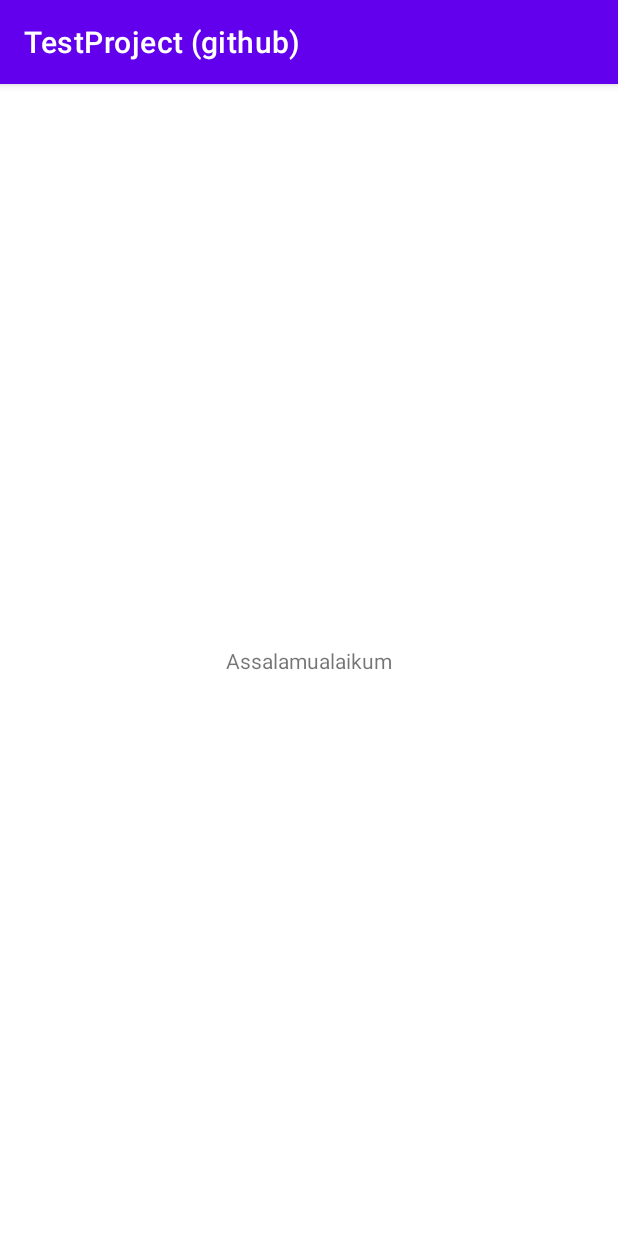
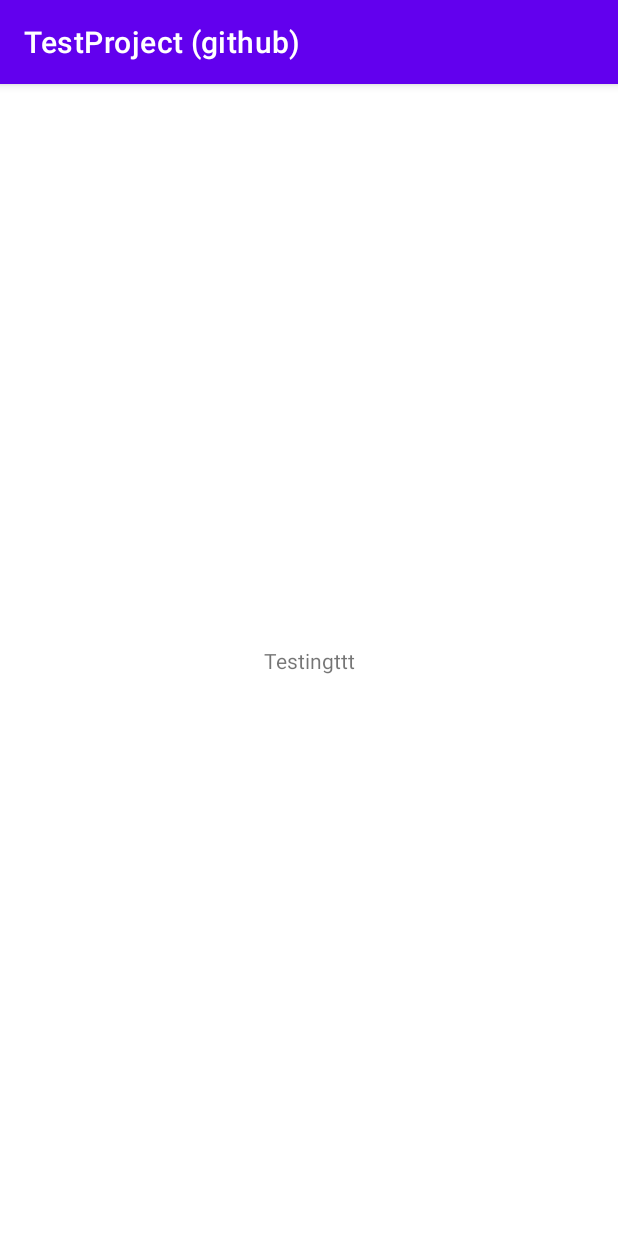
Before and after one commit to Irfanizam/csc577-project, an Android app: the screen it shows after launch (MainActivity), on a phone screen of 412 x 824 dp. Run offline under Robolectric (Android 15) with nearby library versions, the phone set to English and light mode, and no system bars.

Commit message:
add reference hello world on main

```diff
--- a/app/src/main/java/com/example/testprojectgithub/MainActivity.java
+++ b/app/src/main/java/com/example/testprojectgithub/MainActivity.java
@@ -12,6 +12,6 @@ public class MainActivity extends AppCompatActivity {
         super.onCreate(savedInstanceState);
         setContentView(R.layout.activity_main);
         TextView tvHelloWorld = findViewById(R.id.tvHelloWorld);
-        tvHelloWorld.setText("Assalamualaikum");
+        tvHelloWorld.setText("Testingttt");
     }
 }
```
